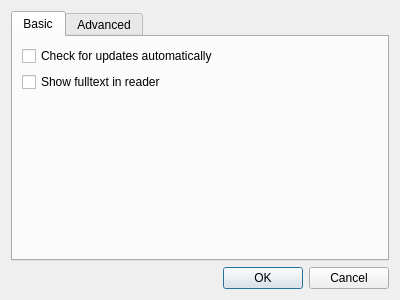
Before: the Qt Designer form TTLVReader/settings_dlg.ui in jykim74/TTLVReader, drawn with Qt 5.
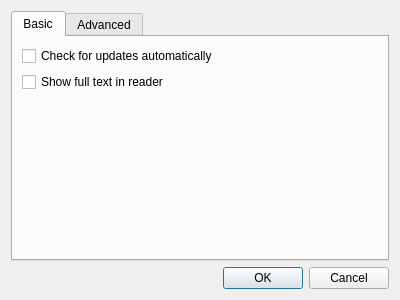
After: the same form once the commit is applied.

Diff of the .ui file:
```diff
--- a/TTLVReader/settings_dlg.ui
+++ b/TTLVReader/settings_dlg.ui
@@ -34,7 +34,7 @@
        <item>
         <widget class="QCheckBox" name="mShowFullTextCheck">
          <property name="text">
-          <string>Show fulltext in reader</string>
+          <string>Show full text in reader</string>
          </property>
         </widget>
        </item>
```
